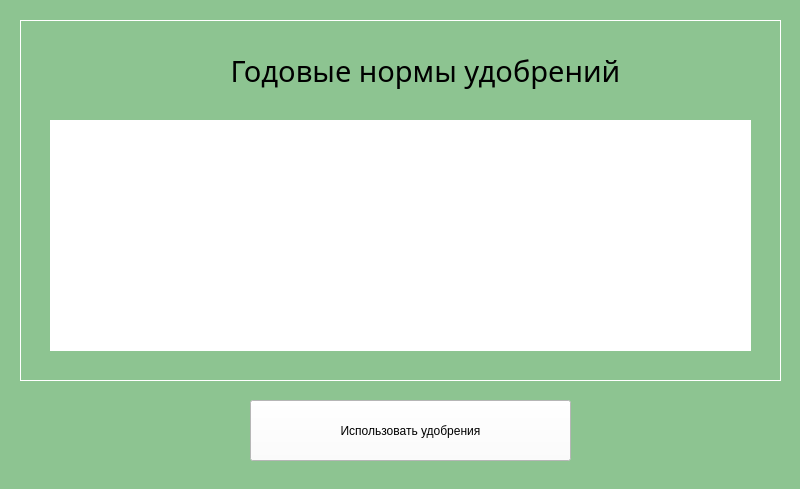
This is ResultWindow.ui in semyongr/AgroCalculatorDiplom as Qt 5 draws it before an edit. The edited form follows.
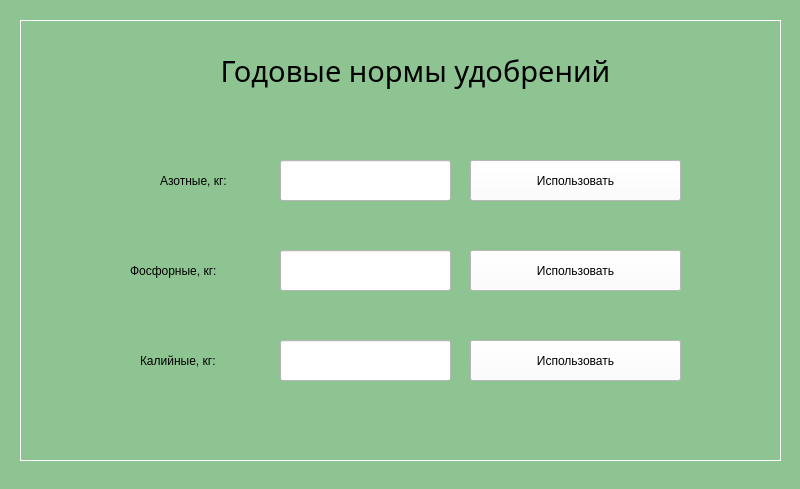
This is the edited form.

The edit to the form file:
```diff
--- a/ResultWindow.ui
+++ b/ResultWindow.ui
@@ -41,7 +41,7 @@
       <x>20</x>
       <y>20</y>
       <width>761</width>
-      <height>361</height>
+      <height>441</height>
      </rect>
     </property>
     <property name="styleSheet">
@@ -56,7 +56,7 @@
     <widget class="QLabel" name="title_lbl">
      <property name="geometry">
       <rect>
-       <x>140</x>
+       <x>130</x>
        <y>10</y>
        <width>531</width>
        <height>81</height>
@@ -81,53 +81,202 @@
     <widget class="QLabel" name="result_lbl">
      <property name="geometry">
       <rect>
-       <x>30</x>
-       <y>100</y>
-       <width>701</width>
-       <height>231</height>
+       <x>140</x>
+       <y>150</y>
+       <width>141</width>
+       <height>21</height>
       </rect>
      </property>
-     <property name="font">
-      <font>
-       <family>Book Antiqua</family>
-       <pointsize>16</pointsize>
-      </font>
-     </property>
      <property name="styleSheet">
-      <string notr="true">background-color: rgb(255, 255, 255);
+      <string notr="true">font: 14pt &quot;Book Antiqua&quot;;
 color: rgb(0, 0, 0);</string>
      </property>
      <property name="text">
-      <string/>
+      <string>Азотные, кг:</string>
      </property>
+    </widget>
+    <widget class="QLineEdit" name="azot_tb">
+     <property name="geometry">
+      <rect>
+       <x>260</x>
+       <y>140</y>
+       <width>171</width>
+       <height>41</height>
+      </rect>
+     </property>
+     <property name="styleSheet">
+      <string notr="true">font: 14pt &quot;Book Antiqua&quot;;
+color: rgb(0, 0, 0);
+background-color: rgb(255, 255, 255);</string>
+     </property>
      <property name="alignment">
       <set>Qt::AlignCenter</set>
      </property>
+     <property name="readOnly">
+      <bool>true</bool>
+     </property>
     </widget>
-   </widget>
-   <widget class="QPushButton" name="use_btn">
-    <property name="geometry">
-     <rect>
-      <x>250</x>
-      <y>400</y>
-      <width>321</width>
-      <height>61</height>
-     </rect>
-    </property>
-    <property name="styleSheet">
-     <string notr="true">background-color: rgb(255, 255, 255);
+    <widget class="QLineEdit" name="potassium_tb">
+     <property name="geometry">
+      <rect>
+       <x>260</x>
+       <y>320</y>
+       <width>171</width>
+       <height>41</height>
+      </rect>
+     </property>
+     <property name="styleSheet">
+      <string notr="true">font: 14pt &quot;Book Antiqua&quot;;
+color: rgb(0, 0, 0);
+background-color: rgb(255, 255, 255);</string>
+     </property>
+     <property name="alignment">
+      <set>Qt::AlignCenter</set>
+     </property>
+     <property name="readOnly">
+      <bool>true</bool>
+     </property>
+    </widget>
+    <widget class="QLineEdit" name="phosphor_tb">
+     <property name="geometry">
+      <rect>
+       <x>260</x>
+       <y>230</y>
+       <width>171</width>
+       <height>41</height>
+      </rect>
+     </property>
+     <property name="styleSheet">
+      <string notr="true">font: 14pt &quot;Book Antiqua&quot;;
+color: rgb(0, 0, 0);
+background-color: rgb(255, 255, 255);</string>
+     </property>
+     <property name="alignment">
+      <set>Qt::AlignCenter</set>
+     </property>
+     <property name="readOnly">
+      <bool>true</bool>
+     </property>
+    </widget>
+    <widget class="QLabel" name="potassium_lbl">
+     <property name="geometry">
+      <rect>
+       <x>120</x>
+       <y>330</y>
+       <width>161</width>
+       <height>21</height>
+      </rect>
+     </property>
+     <property name="styleSheet">
+      <string notr="true">font: 14pt &quot;Book Antiqua&quot;;
+color: rgb(0, 0, 0);</string>
+     </property>
+     <property name="text">
+      <string>Калийные, кг:</string>
+     </property>
+    </widget>
+    <widget class="QLabel" name="phosphor_lbl">
+     <property name="geometry">
+      <rect>
+       <x>110</x>
+       <y>240</y>
+       <width>181</width>
+       <height>21</height>
+      </rect>
+     </property>
+     <property name="styleSheet">
+      <string notr="true">font: 14pt &quot;Book Antiqua&quot;;
+color: rgb(0, 0, 0);</string>
+     </property>
+     <property name="text">
+      <string>Фосфорные, кг:</string>
+     </property>
+    </widget>
+    <widget class="QPushButton" name="use_btn_azote">
+     <property name="geometry">
+      <rect>
+       <x>450</x>
+       <y>140</y>
+       <width>211</width>
+       <height>41</height>
+      </rect>
+     </property>
+     <property name="styleSheet">
+      <string notr="true">background-color: rgb(255, 255, 255);
+color: rgb(0, 0, 0);
 border-color: rgb(0, 0, 0);
 font: 14pt &quot;Book Antiqua&quot;;</string>
-    </property>
-    <property name="text">
-     <string>Использовать удобрения</string>
-    </property>
-    <property name="checkable">
-     <bool>false</bool>
-    </property>
-    <property name="autoRepeatDelay">
-     <number>300</number>
-    </property>
+     </property>
+     <property name="text">
+      <string>Использовать</string>
+     </property>
+     <property name="checkable">
+      <bool>false</bool>
+     </property>
+     <property name="autoRepeatDelay">
+      <number>300</number>
+     </property>
+    </widget>
+    <widget class="QPushButton" name="use_btn_phosphor">
+     <property name="geometry">
+      <rect>
+       <x>450</x>
+       <y>230</y>
+       <width>211</width>
+       <height>41</height>
+      </rect>
+     </property>
+     <property name="styleSheet">
+      <string notr="true">background-color: rgb(255, 255, 255);
+color: rgb(0, 0, 0);
+border-color: rgb(0, 0, 0);
+font: 14pt &quot;Book Antiqua&quot;;</string>
+     </property>
+     <property name="text">
+      <string>Использовать</string>
+     </property>
+     <property name="checkable">
+      <bool>false</bool>
+     </property>
+     <property name="autoRepeatDelay">
+      <number>300</number>
+     </property>
+    </widget>
+    <widget class="QPushButton" name="use_btn_potassium">
+     <property name="geometry">
+      <rect>
+       <x>450</x>
+       <y>320</y>
+       <width>211</width>
+       <height>41</height>
+      </rect>
+     </property>
+     <property name="styleSheet">
+      <string notr="true">background-color: rgb(255, 255, 255);
+color: rgb(0, 0, 0);
+border-color: rgb(0, 0, 0);
+font: 14pt &quot;Book Antiqua&quot;;</string>
+     </property>
+     <property name="text">
+      <string>Использовать</string>
+     </property>
+     <property name="checkable">
+      <bool>false</bool>
+     </property>
+     <property name="autoRepeatDelay">
+      <number>300</number>
+     </property>
+    </widget>
+    <zorder>title_lbl</zorder>
+    <zorder>azot_lbl</zorder>
+    <zorder>azot_tb</zorder>
+    <zorder>potassium_lbl</zorder>
+    <zorder>phosphor_lbl</zorder>
+    <zorder>use_btn_azote</zorder>
+    <zorder>use_btn_phosphor</zorder>
+    <zorder>use_btn_potassium</zorder>
+    <zorder>phosphor_tb</zorder>
+    <zorder>potassium_tb</zorder>
    </widget>
   </widget>
   <widget class="QStatusBar" name="statusbar"/>
```
Left out of the diff: 2 changed lines with no effect on the pictures.
